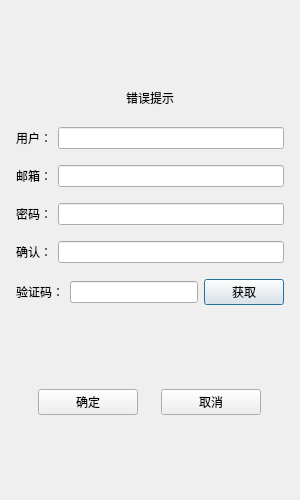
Old version of the form client/registerdialog.ui in the repository kakuyo1/wechat.
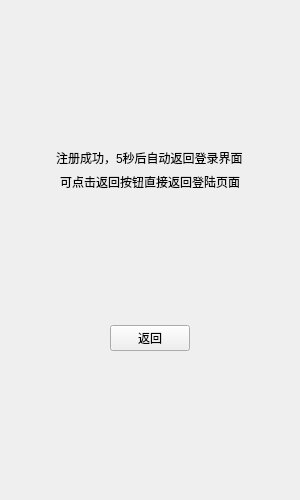
New version of the form. Custom widgets are drawn as their Qt base class.

What changed in the file:
```diff
--- a/client/registerdialog.ui
+++ b/client/registerdialog.ui
@@ -25,11 +25,16 @@
   <property name="windowTitle">
    <string>Dialog</string>
   </property>
-  <layout class="QHBoxLayout" name="horizontalLayout_7">
-   <item>
     <layout class="QVBoxLayout" name="verticalLayout_2">
      <item>
-      <spacer name="verticalSpacer">
+    <widget class="QStackedWidget" name="stackedWidget">
+     <property name="currentIndex">
+      <number>1</number>
+     </property>
+     <widget class="QWidget" name="page">
+      <layout class="QVBoxLayout" name="verticalLayout_3">
+       <item>
+        <spacer name="verticalSpacer_3">
        <property name="orientation">
         <enum>Qt::Orientation::Vertical</enum>
        </property>
@@ -47,7 +52,7 @@
         <item>
          <widget class="QLabel" name="error_tip">
           <property name="text">
-           <string>错误提示</string>
+             <string/>
           </property>
           <property name="alignment">
            <set>Qt::AlignmentFlag::AlignCenter</set>
@@ -262,7 +267,7 @@
       </layout>
      </item>
      <item>
-      <spacer name="verticalSpacer_3">
+        <spacer name="verticalSpacer">
        <property name="orientation">
         <enum>Qt::Orientation::Vertical</enum>
        </property>
@@ -275,9 +280,117 @@
       </spacer>
      </item>
     </layout>
-   </item>
-  </layout>
- </widget>
+     </widget>
+     <widget class="QWidget" name="page_2">
+      <layout class="QVBoxLayout" name="verticalLayout_4" stretch="0,0,0,0,0,0">
+       <item>
+        <spacer name="verticalSpacer_6">
+         <property name="orientation">
+          <enum>Qt::Orientation::Vertical</enum>
+         </property>
+         <property name="sizeHint" stdset="0">
+          <size>
+           <width>20</width>
+           <height>40</height>
+          </size>
+         </property>
+        </spacer>
+       </item>
+       <item alignment="Qt::AlignmentFlag::AlignHCenter">
+        <widget class="QLabel" name="countdown_label">
+         <property name="text">
+          <string>注册成功，5秒后自动返回登录界面</string>
+         </property>
+        </widget>
+       </item>
+       <item alignment="Qt::AlignmentFlag::AlignHCenter">
+        <widget class="QLabel" name="label_2">
+         <property name="text">
+          <string>可点击返回按钮直接返回登陆页面</string>
+         </property>
+        </widget>
+       </item>
+       <item>
+        <spacer name="verticalSpacer_5">
+         <property name="orientation">
+          <enum>Qt::Orientation::Vertical</enum>
+         </property>
+         <property name="sizeHint" stdset="0">
+          <size>
+           <width>20</width>
+           <height>40</height>
+          </size>
+         </property>
+        </spacer>
+       </item>
+       <item>
+        <layout class="QHBoxLayout" name="horizontalLayout_7">
+         <item>
+          <spacer name="horizontalSpacer">
+           <property name="orientation">
+            <enum>Qt::Orientation::Horizontal</enum>
+           </property>
+           <property name="sizeHint" stdset="0">
+            <size>
+             <width>40</width>
+             <height>20</height>
+            </size>
+           </property>
+          </spacer>
+         </item>
+         <item>
+          <widget class="QPushButton" name="return_pushButton">
+           <property name="text">
+            <string>返回</string>
+           </property>
+          </widget>
+         </item>
+         <item>
+          <spacer name="horizontalSpacer_2">
+           <property name="orientation">
+            <enum>Qt::Orientation::Horizontal</enum>
+           </property>
+           <property name="sizeHint" stdset="0">
+            <size>
+             <width>40</width>
+             <height>20</height>
+            </size>
+           </property>
+          </spacer>
+         </item>
+        </layout>
+       </item>
+       <item>
+        <spacer name="verticalSpacer_4">
+         <property name="orientation">
+          <enum>Qt::Orientation::Vertical</enum>
+         </property>
+         <property name="sizeHint" stdset="0">
+          <size>
+           <width>20</width>
+           <height>40</height>
+          </size>
+         </property>
+        </spacer>
+       </item>
+      </layout>
+     </widget>
+    </widget>
+   </item>
+  </layout>
+ </widget>
+ <customwidgets>
+  <customwidget>
+   <class>TimerButton</class>
+   <extends>QPushButton</extends>
+   <header>timerbutton.h</header>
+  </customwidget>
+  <customwidget>
+   <class>ClickableLabel</class>
+   <extends>QLabel</extends>
+   <header>clickablelabel.h</header>
+  </customwidget>
+ </customwidgets>
  <resources/>
  <connections/>
 </ui>
```
Left out of the diff: 52 changed lines with no effect on the pictures. Lines whose indentation alone changed are shown as unchanged.
